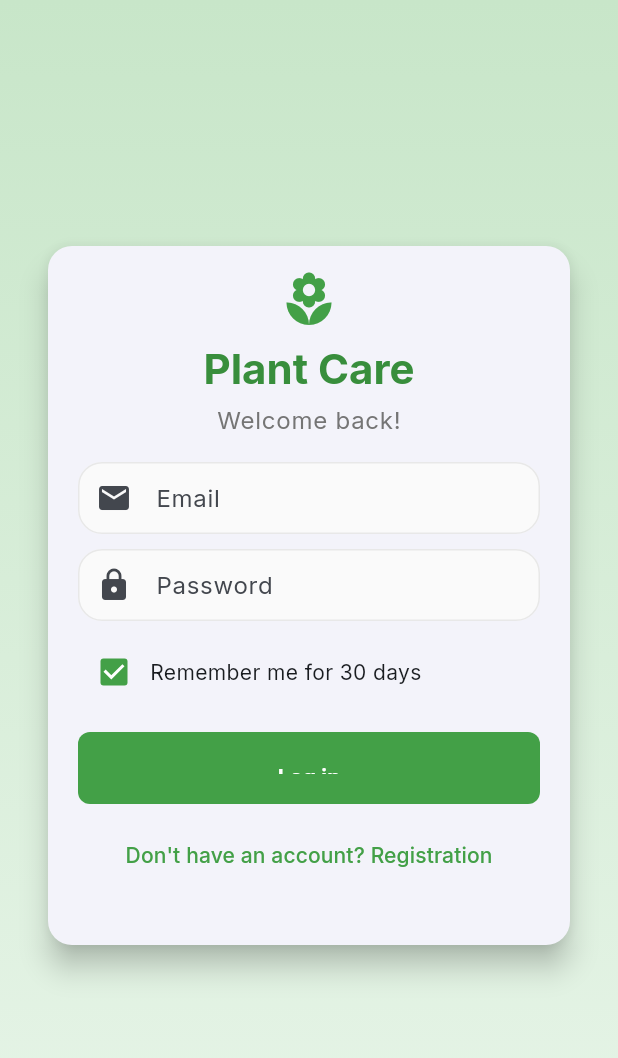
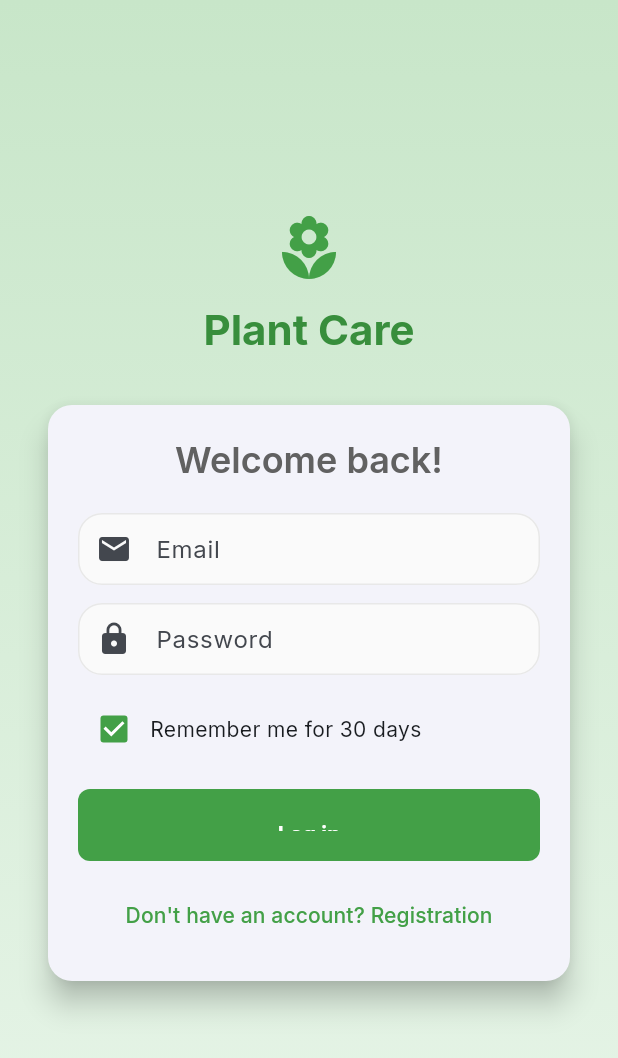
Before and after one commit to kirieievv/plantcare, a Flutter app: the AuthScreen screen opened directly, on a phone screen of 412 x 824 dp. Shown: the top 1058 px of the screen. Run offline on Flutter 3.47's test engine with Material 3 defaults, Android fonts, the phone set to English and light mode, and no system bars; our stand-ins replace animated_text_kit, cloud_firestore, firebase_auth, firebase_core, firebase_storage, fl_chart and 7 more; accounts and stored records are empty.

Commit message:
Restructure auth screen layout: logo outside form, title inside form, unified design

```diff
--- a/plant_care/lib/screens/auth_screen.dart
+++ b/plant_care/lib/screens/auth_screen.dart
@@ -110,38 +110,22 @@ class _AuthScreenState extends State<AuthScreen> {
         child: SafeArea(
           child: Padding(
             padding: EdgeInsets.only(
-              bottom: MediaQuery.of(context).padding.bottom + 30,
+              bottom: MediaQuery.of(context).padding.bottom + 20,
             ),
             child: Center(
               child: SingleChildScrollView(
-                padding: const EdgeInsets.symmetric(horizontal: 24.0, vertical: 12.0),
-                child: ConstrainedBox(
-                  constraints: BoxConstraints(
-                    maxHeight: MediaQuery.of(context).size.height * 0.8,
-                  ),
-                  child: Card(
-                    elevation: 8,
-                    shape: RoundedRectangleBorder(
-                      borderRadius: BorderRadius.circular(16),
-                    ),
-                    child: Padding(
-                      padding: const EdgeInsets.symmetric(horizontal: 20, vertical: 16),
-                      child: Form(
-                        key: _formKey,
+                padding: const EdgeInsets.symmetric(horizontal: 24.0, vertical: 16.0),
                 child: Column(
-                          mainAxisSize: MainAxisSize.min,
                   children: [
-                            // Compact header section
+                    // Plant Care logo and title - outside form container
                     Column(
-                              mainAxisSize: MainAxisSize.min,
                       children: [
-                                // App Icon and Title
                         Icon(
                           Icons.local_florist,
-                                  size: 40,
+                          size: 48,
                           color: Colors.green.shade600,
                         ),
-                                const SizedBox(height: 8),
+                        const SizedBox(height: 12),
                         Text(
                           'Plant Care',
                           style: Theme.of(context).textTheme.headlineMedium?.copyWith(
@@ -149,22 +133,36 @@ class _AuthScreenState extends State<AuthScreen> {
                             fontWeight: FontWeight.bold,
                           ),
                         ),
-                                const SizedBox(height: 4),
-                                Text(
-                                  _isLogin ? 'Welcome back!' : 'Create your account',
-                                  style: Theme.of(context).textTheme.bodyLarge?.copyWith(
-                                    color: Colors.grey[600],
-                                  ),
-                                ),
-                                const SizedBox(height: 16),
+                        const SizedBox(height: 24),
                       ],
                     ),
 
-                            // Compact form section
-                            Column(
-                              mainAxisSize: MainAxisSize.min,
+                    // Form container
+                    Card(
+                      elevation: 8,
+                      shape: RoundedRectangleBorder(
+                        borderRadius: BorderRadius.circular(16),
+                      ),
+                      child: Padding(
+                        padding: const EdgeInsets.all(20),
+                        child: Form(
+                          key: _formKey,
+                          child: Column(
+                            crossAxisAlignment: CrossAxisAlignment.start,
                             children: [
-                                // Name field (only for sign up)
+                              // Title inside form container
+                              Center(
+                                child: Text(
+                                  _isLogin ? 'Welcome back!' : 'Create your account',
+                                  style: Theme.of(context).textTheme.headlineSmall?.copyWith(
+                                    color: Colors.grey.shade700,
+                                    fontWeight: FontWeight.w600,
+                                  ),
+                                ),
+                              ),
+                              const SizedBox(height: 20),
+
+                              // Form fields
                               if (!_isLogin) ...[
                                 TextFormField(
                                   controller: _nameController,
@@ -181,10 +179,9 @@ class _AuthScreenState extends State<AuthScreen> {
                                     return null;
                                   },
                                 ),
-                                  const SizedBox(height: 10),
+                                const SizedBox(height: 12),
                               ],
 
-                                // Email field
                               TextFormField(
                                 controller: _emailController,
                                 keyboardType: TextInputType.emailAddress,
@@ -204,9 +201,8 @@ class _AuthScreenState extends State<AuthScreen> {
                                   return null;
                                 },
                               ),
-                                const SizedBox(height: 10),
+                              const SizedBox(height: 12),
 
-                                // Password field
                               TextFormField(
                                 controller: _passwordController,
                                 obscureText: true,
@@ -229,7 +225,7 @@ class _AuthScreenState extends State<AuthScreen> {
 
                               // Remember Me checkbox (only show for login)
                               if (_isLogin) ...[
-                                  const SizedBox(height: 10),
+                                const SizedBox(height: 12),
                                 Row(
                                   children: [
                                     Checkbox(
@@ -248,15 +244,9 @@ class _AuthScreenState extends State<AuthScreen> {
                                   ],
                                 ),
                               ],
-                              ],
-                            ),
 
                               const SizedBox(height: 16),
 
-                            // Compact action section
-                            Column(
-                              mainAxisSize: MainAxisSize.min,
-                              children: [
                               // Error message
                               if (_errorMessage.isNotEmpty)
                                 Container(
@@ -279,7 +269,7 @@ class _AuthScreenState extends State<AuthScreen> {
                                     ],
                                   ),
                                 ),
-                                if (_errorMessage.isNotEmpty) const SizedBox(height: 10),
+                              if (_errorMessage.isNotEmpty) const SizedBox(height: 12),
 
                               // Submit button
                               SizedBox(
@@ -309,10 +299,11 @@ class _AuthScreenState extends State<AuthScreen> {
                                         ),
                                 ),
                               ),
-                                const SizedBox(height: 10),
+                              const SizedBox(height: 12),
 
                               // Toggle mode button
-                                TextButton(
+                              Center(
+                                child: TextButton(
                                   onPressed: _isLoading ? null : _toggleMode,
                                   child: Text(
                                     _isLogin
@@ -321,16 +312,13 @@ class _AuthScreenState extends State<AuthScreen> {
                                     style: TextStyle(color: Colors.green.shade600, fontSize: 14),
                                   ),
                                 ),
-                              ],
                               ),
-
-                            // Minimal bottom padding for mobile browsers
-                            const SizedBox(height: 20),
                             ],
                           ),
                         ),
                       ),
                     ),
+                  ],
                 ),
               ),
             ),
```
Lines whose indentation alone changed are shown as unchanged.
